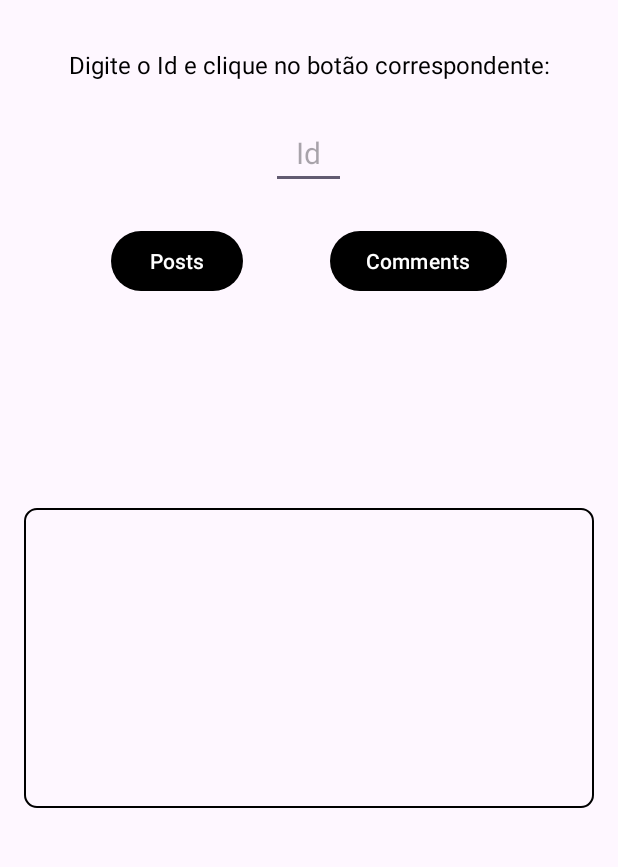
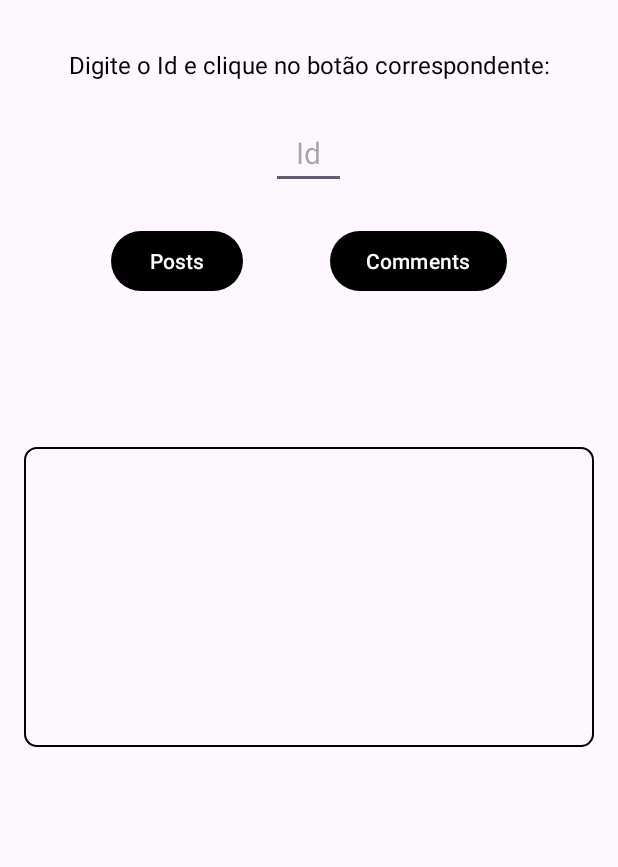
Before and after one commit to johabfreitas/api-jsonplaceholder, an Android app: the layout activity_main.xml on its own in the app's theme, with its tools: preview values and no code run, on a phone screen of 412 x 824 dp, the part 92-959 px from its top. Run offline under Robolectric (Android 15) with nearby library versions, the phone set to English and light mode, and no system bars.

Commit message:
Implementando o GET

```diff
--- a/app/src/main/java/br/com/johabfreitas/apijsonplaceholder/service/PostsService.kt
+++ b/app/src/main/java/br/com/johabfreitas/apijsonplaceholder/service/PostsService.kt
@@ -8,5 +8,5 @@ import retrofit2.http.Path
 interface PostsService {
 
     @GET("posts/{id}")
-    suspend fun recuperarPosts(@Path("id") id:Int) : Response<List<Posts>>
+    suspend fun recuperarPosts(@Path("id") id: Int) : Response<List<Posts>>
 }
--- a/app/src/main/res/layout/activity_main.xml
+++ b/app/src/main/res/layout/activity_main.xml
@@ -75,18 +75,19 @@
         app:layout_constraintStart_toEndOf="@+id/btn_posts"
         app:layout_constraintTop_toBottomOf="@+id/edt_id" />
 
-    <View
-        android:id="@+id/view_visualizar"
+    <EditText
+        android:id="@+id/edt_visualizar"
         android:layout_width="0dp"
         android:layout_height="200dp"
         android:layout_marginStart="16dp"
-        android:layout_marginTop="16dp"
+        android:layout_marginTop="100dp"
         android:layout_marginEnd="16dp"
-        android:layout_marginBottom="100dp"
         android:background="@drawable/border_view"
-        app:layout_constraintBottom_toBottomOf="parent"
+        android:ems="10"
+        android:gravity="start|top"
+        android:inputType="textMultiLine"
         app:layout_constraintEnd_toEndOf="parent"
-        app:layout_constraintHorizontal_bias="0.0"
+        app:layout_constraintHorizontal_bias="0.5"
         app:layout_constraintStart_toStartOf="parent"
         app:layout_constraintTop_toBottomOf="@+id/btn_posts" />
 
```
Also changed, not shown: app/src/main/java/br/com/johabfreitas/apijsonplaceholder/MainActivity.kt (+57 -0 lines).
